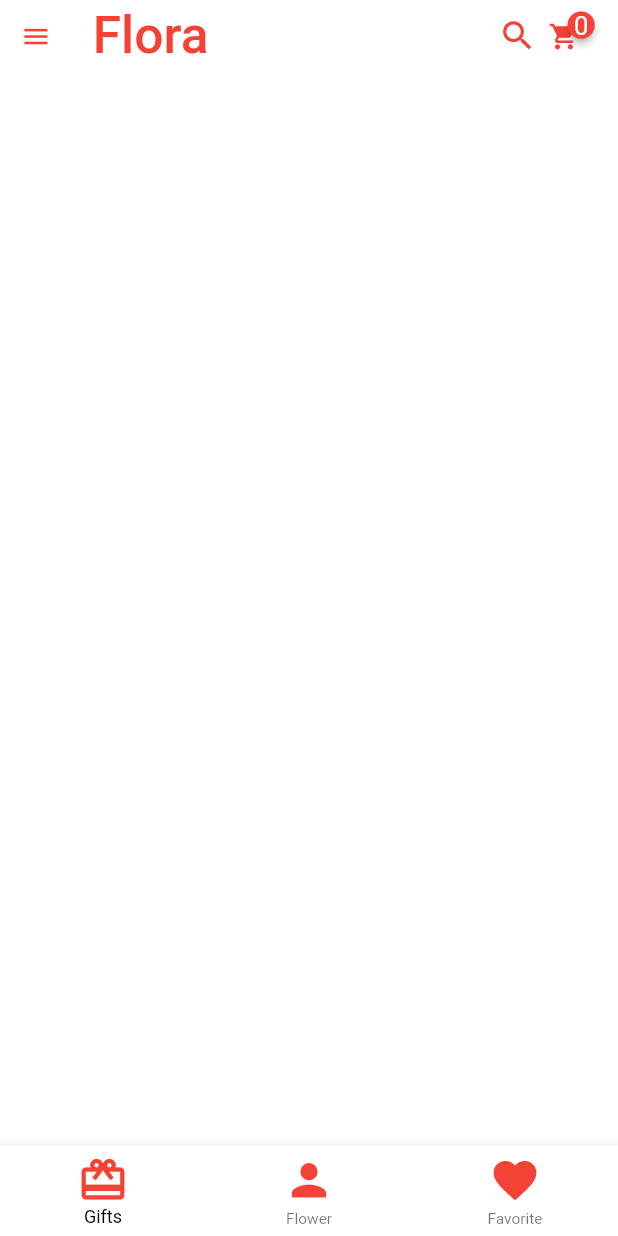
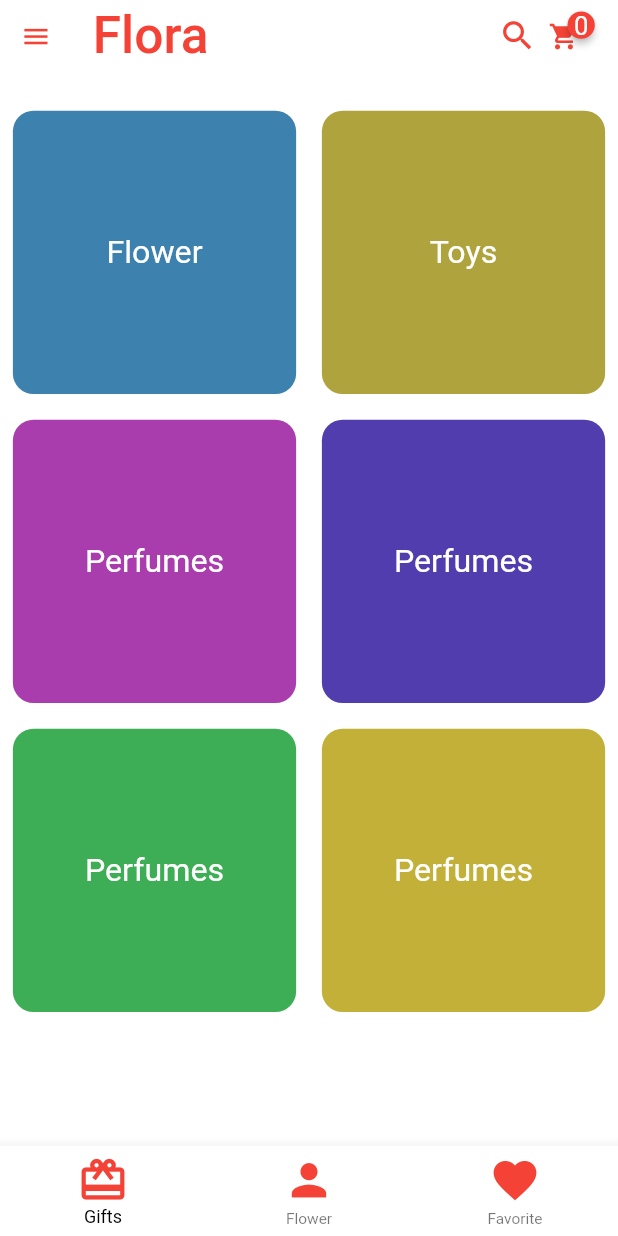
Before and after one commit to Iam-Karan/Flora---Flutter-app, a Flutter app: the Home screen opened by its route, on a phone screen of 412 x 824 dp. Run offline on Flutter 3.47's test engine with Material 2 defaults, Android fonts, the phone set to English and light mode, and no system bars; drawn by our look-alikes of badges; our stand-ins replace form_field_validator, google_fonts, responsive_framework; Roboto replaces fonts that are missing (Ubuntu).

Commit message:
Made first gift category and an Item model for static data.I will try to finish flower screen till tonight.If you find any issue in gift card then let me inform I will correct it.

```diff
--- /dev/null
+++ b/lib/Model/item.dart
@@ -0,0 +1,77 @@
+import 'package:flutter/material.dart';
+
+class Item {
+  final String image, title, description;
+  final int price, size, id;
+  final Color color;
+  final bool isFavorite;
+
+  Item({
+    required this.isFavorite,
+    required this.price,
+    required this.size,
+    required this.id,
+    required this.color,
+    required this.image,
+    required this.title,
+    required this.description,
+  });
+}
+
+List<Item> items = [
+  Item(
+      id: 1,
+      title: "Flower",
+      price: 80,
+      size: 12,
+      isFavorite: false,
+      description: "Nice bouquet Flowers red roses ",
+      image: "assets/images/item1.png",
+      color: const Color(0xFF3D82AE)),
+  Item(
+      id: 2,
+      title: "Toys",
+      price: 70,
+      size: 12,
+      isFavorite: false,
+      description: "Gift",
+      image: "assets/images/img2.png",
+      color: const Color(0xFFAEA33D)),
+  Item(
+      id: 3,
+      title: "Perfumes",
+      price: 40,
+      isFavorite: false,
+      size: 12,
+      description:
+          "A flower is the reproductive part of flowering plants. Flowers are also called the bloom or blossom of a plant. Flowers have petals.",
+      image: "assets/images/img3.png",
+      color: const Color(0xFFAA3DAE)),
+  Item(
+      id: 4,
+      title: "Perfumes",
+      price: 50,
+      size: 12,
+      isFavorite: false,
+      description: "Gift",
+      image: "assets/images/item1.png",
+      color: const Color(0xFF523DAE)),
+  Item(
+      id: 5,
+      title: "Perfumes",
+      price: 30,
+      size: 12,
+      isFavorite: false,
+      description: "Gift",
+      image: "assets/images/img2.png",
+      color: const Color(0xFF3DAE55)),
+  Item(
+      id: 6,
+      title: "Perfumes",
+      price: 50,
+      size: 12,
+      isFavorite: false,
+      description: "Gift",
+      image: "assets/images/img3.png",
+      color: const Color(0xFFC2B039)),
+];
--- /dev/null
+++ b/lib/Screens/Categories/gift_card.dart
@@ -0,0 +1,45 @@
+import 'package:fauna/Model/item.dart';
+import 'package:flutter/material.dart';
+import 'package:google_fonts/google_fonts.dart';
+
+const kcategoryLabel = TextStyle(
+  color: Colors.white,
+  fontSize: 25.0,
+  fontWeight: FontWeight.bold,
+);
+
+class ItemCard extends StatelessWidget {
+  final Item item;
+  final Function press;
+  const ItemCard({
+    Key? key,
+    required this.item,
+    required this.press,
+  }) : super(key: key);
+
+  @override
+  Widget build(BuildContext context) {
+    return GestureDetector(
+      onTap: () {
+        print("item ${item.title} selected");
+      },
+      child: Container(
+        decoration: BoxDecoration(
+          color: item.color,
+          borderRadius: BorderRadius.circular(16),
+        ),
+        child: Column(
+          mainAxisAlignment: MainAxisAlignment.center,
+          crossAxisAlignment: CrossAxisAlignment.center,
+          children: [
+            Container(
+                child: Text(
+              item.title,
+              style: GoogleFonts.ubuntu(fontSize: 25, color: Colors.white),
+            )),
+          ],
+        ),
+      ),
+    );
+  }
+}
--- a/lib/Screens/Categories/gifts.dart
+++ b/lib/Screens/Categories/gifts.dart
@@ -1,4 +1,7 @@
+import 'package:fauna/Model/item.dart';
 import 'package:flutter/cupertino.dart';
+
+import 'gift_card.dart';
 
 class Gifts extends StatefulWidget {
   const Gifts({Key? key}) : super(key: key);
@@ -10,7 +13,20 @@ class Gifts extends StatefulWidget {
 class _GiftsState extends State<Gifts> {
   @override
   Widget build(BuildContext context) {
-    //nisarg has to finish all the categories screen
-    return Container();
+    return Container(
+      margin: EdgeInsets.symmetric(vertical: 30.0, horizontal: 10),
+      child: GridView.builder(
+        itemCount: items.length,
+        gridDelegate: SliverGridDelegateWithFixedCrossAxisCount(
+          crossAxisCount: 2,
+          mainAxisSpacing: 20.0,
+          crossAxisSpacing: 20.0,
+        ),
+        itemBuilder: (context, index) => ItemCard(
+          item: items[index],
+          press: () {},
+        ),
+      ),
+    );
   }
 }
```
